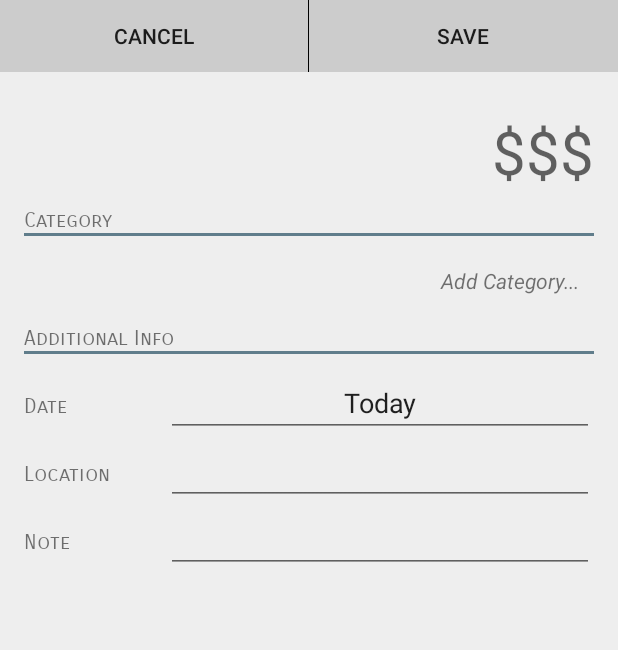
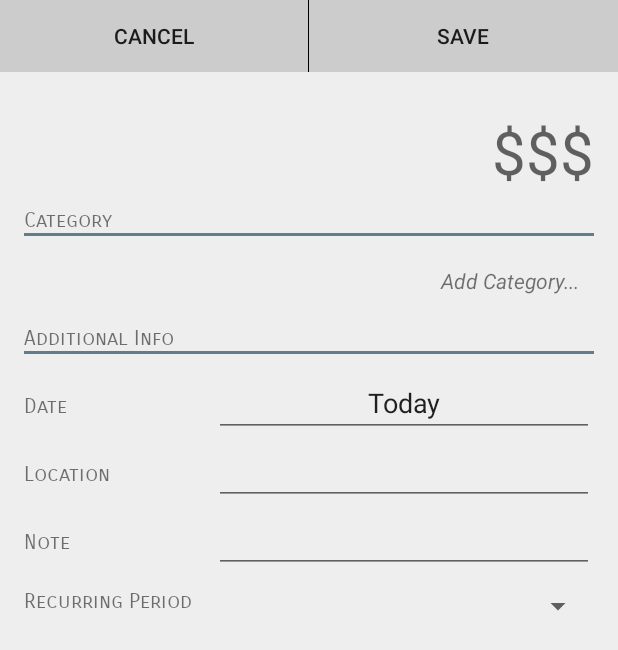
Before and after one commit to ShaelShah/Expense-Manager, an Android app: the AddExpenseActivity screen opened directly, with no data from a screen before it, on a phone screen of 412 x 824 dp. Shown: the top 650 px of the screen. Run offline under Robolectric (Android 15) with nearby library versions, the phone set to English and light mode, and no system bars; 3 statements that could not run were skipped.

Commit message:
Changed income and recurring expense add implementations

```diff
--- /dev/null
+++ b/app/src/main/res/layout/activity_add_expense_recurring.xml
@@ -0,0 +1,211 @@
+<?xml version="1.0" encoding="utf-8"?>
+<LinearLayout xmlns:android="http://schemas.android.com/apk/res/android"
+    xmlns:tools="http://schemas.android.com/tools"
+    android:layout_width="match_parent"
+    android:layout_height="match_parent"
+    android:orientation="vertical"
+    android:background="@color/lightGrey"
+    tools:context="com.shael.shah.expensemanager.AddExpenseActivity">
+
+    <LinearLayout
+        android:id="@+id/toolbarLinearLayout"
+        android:layout_width="match_parent"
+        android:layout_height="wrap_content"
+        android:orientation="horizontal" />
+
+    <LinearLayout
+        android:layout_width="match_parent"
+        android:layout_height="wrap_content"
+        android:orientation="vertical"
+        android:paddingTop="16dp"
+        android:paddingBottom="16dp"
+        android:paddingRight="16dp"
+        android:paddingLeft="16dp">
+
+        <EditText
+            android:id="@+id/amountEditText"
+            android:layout_width="match_parent"
+            android:layout_height="wrap_content"
+            android:paddingTop="10dp"
+            android:paddingBottom="10dp"
+
+            android:textAlignment="viewEnd"
+            android:textSize="40sp"
+            android:fontFamily="sans-serif"
+
+            android:background="@android:color/transparent"
+            android:inputType="numberDecimal"
+            android:hint="$$$" />
+
+        <TextView
+            android:layout_width="wrap_content"
+            android:layout_height="wrap_content"
+            android:fontFamily="sans-serif-smallcaps"
+            android:text="Category" />
+
+        <View
+            android:layout_width="match_parent"
+            android:layout_height="2dp"
+            android:background="@color/blueGrey" />
+
+        <ScrollView
+            android:id="@+id/categoryScrollView"
+            android:paddingTop="10dp"
+            android:paddingBottom="10dp"
+            android:layout_width="match_parent"
+            android:layout_height="0dp"
+            android:fillViewport="true"
+            android:layout_weight="1">
+
+            <LinearLayout
+                android:id="@+id/scrollLinearLayout"
+                android:layout_width="match_parent"
+                android:layout_height="wrap_content"
+                android:orientation="vertical" />
+
+        </ScrollView>
+
+        <TextView
+            android:layout_width="wrap_content"
+            android:layout_height="wrap_content"
+            android:fontFamily="sans-serif-smallcaps"
+            android:text="Additional Info" />
+
+        <View
+            android:layout_width="match_parent"
+            android:layout_height="2dp"
+            android:background="@color/blueGrey" />
+
+        <LinearLayout
+            android:id="@+id/dateLinearLayout"
+            android:layout_width="match_parent"
+            android:layout_height="wrap_content"
+            android:paddingTop="10dp"
+            android:orientation="horizontal">
+
+            <TextView
+                android:id="@+id/dateLabelTextView"
+                android:layout_width="0dp"
+                android:layout_height="wrap_content"
+                android:layout_weight="1"
+                android:fontFamily="sans-serif-smallcaps"
+                android:text="Date"/>
+
+            <EditText
+                android:id="@+id/dateEditText"
+                android:layout_width="0dp"
+                android:layout_height="wrap_content"
+                android:layout_weight="2"
+                android:focusable="false"
+                android:gravity="center"/>
+
+        </LinearLayout>
+
+        <LinearLayout
+            android:id="@+id/locationLinearLayout"
+            android:layout_width="match_parent"
+            android:layout_height="wrap_content"
+            android:orientation="horizontal">
+
+            <TextView
+                android:id="@+id/locationLabelTextView"
+                android:layout_width="0dp"
+                android:layout_height="wrap_content"
+                android:layout_weight="1"
+                android:fontFamily="sans-serif-smallcaps"
+                android:text="Location"/>
+
+            <EditText
+                android:id="@+id/locationEditText"
+                android:layout_width="0dp"
+                android:layout_height="wrap_content"
+                android:layout_weight="2"
+                android:gravity="center"/>
+
+        </LinearLayout>
+
+        <LinearLayout
+            android:id="@+id/noteLinearLayout"
+            android:layout_width="match_parent"
+            android:layout_height="wrap_content"
+            android:orientation="horizontal">
+
+            <TextView
+                android:id="@+id/noteLabelTextView"
+                android:layout_width="0dp"
+                android:layout_height="wrap_content"
+                android:layout_weight="1"
+                android:fontFamily="sans-serif-smallcaps"
+                android:text="Note"/>
+
+            <EditText
+                android:id="@+id/noteEditText"
+                android:layout_width="0dp"
+                android:layout_height="wrap_content"
+                android:layout_weight="2"
+                android:gravity="center"/>
+
+        </LinearLayout>
+
+        <LinearLayout
+            android:id="@+id/recurringLinearLayout"
+            android:layout_width="match_parent"
+            android:layout_height="wrap_content"
+            android:paddingTop="10dp"
+            android:orientation="horizontal">
+
+            <TextView
+                android:id="@+id/recurringLabelTextView"
+                android:layout_width="0dp"
+                android:layout_height="wrap_content"
+                android:layout_weight="1"
+                android:fontFamily="sans-serif-smallcaps"
+                android:text="Recurring Period"/>
+
+            <Spinner
+                android:id="@+id/recurringSpinner"
+                android:layout_width="0dp"
+                android:layout_height="wrap_content"
+                android:layout_weight="2"
+                android:textAlignment="center">
+            </Spinner>
+
+        </LinearLayout>
+
+        <!--
+        <CheckBox
+            android:id="@+id/incomeCheckbox"
+            android:layout_width="match_parent"
+            android:layout_height="wrap_content"
+            android:layout_marginStart="-7dp"
+            android:paddingTop="10dp"
+            android:text="Income"/>
+
+        <LinearLayout
+            android:layout_width="match_parent"
+            android:layout_height="wrap_content"
+            android:orientation="horizontal">
+
+            <CheckBox
+                android:id="@+id/recurringCheckbox"
+                android:layout_width="0dp"
+                android:layout_height="wrap_content"
+                android:layout_weight="3"
+                android:onClick="enableSpinner"
+                android:layout_marginStart="-7dp"
+                android:text="Recurring" />
+
+            <Spinner
+                android:id="@+id/recurringSpinner"
+                android:layout_width="0dp"
+                android:layout_height="wrap_content"
+                android:layout_weight="2"
+                android:clickable="false">
+            </Spinner>
+
+        </LinearLayout>
+        -->
+
+    </LinearLayout>
+
+</LinearLayout>
```
Also changed, not shown: app/src/main/java/com/shael/shah/expensemanager/AddExpenseActivity.java (+37 -16 lines), app/src/main/java/com/shael/shah/expensemanager/MainActivity.java (+85 -0 lines), app/src/main/res/menu/menu_main.xml (+19 -0 lines).
